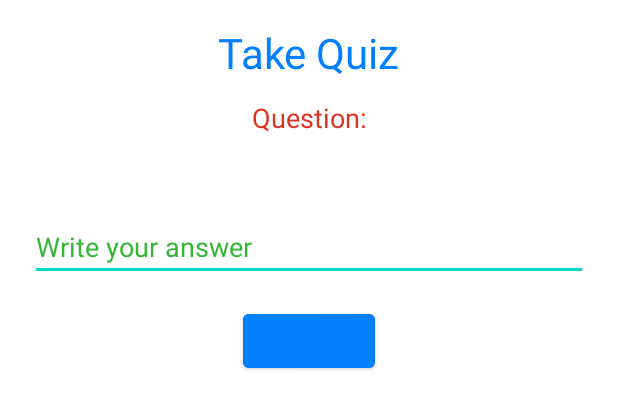
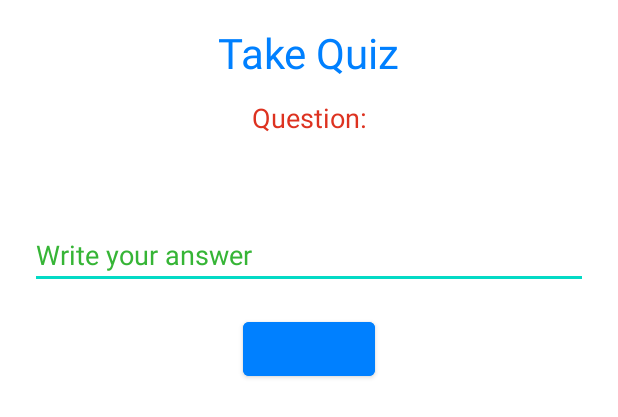
Before and after one commit to AlexanderVerse/ClientMakeQuizTakeQuiz, an Android app: the layout activity_take_quiz.xml on its own in the app's theme, with its tools: preview values and no code run, on a phone screen of 412 x 824 dp. Shown: the top 417 px of the screen. Run offline under Robolectric (Android 15) with nearby library versions, the phone set to English and light mode, and no system bars.

Commit message:
:hammer:Agrega número de pregunta
Para indicar al usuario en que número de pregunta se encuentra

```diff
--- a/app/src/main/java/com/example/makequiz/TakeQuiz.kt
+++ b/app/src/main/java/com/example/makequiz/TakeQuiz.kt
@@ -47,7 +47,7 @@ class TakeQuiz : AppCompatActivity()
         System.out.println("--->Answer:${answer}")
         totalQuestion = question?.split(",")?.size!!
         System.out.println("--->Total: $totalQuestion")
-        questionText?.text = question!!.split(",")[indexQuestion]
+        questionText?.text = "${indexAnswer + 1}: " + question!!.split(",")[indexQuestion]
         arrayAnswerUser = kotlin.Array(totalQuestion) { indice -> (indice + 1).toString() }
     }
 
@@ -60,7 +60,7 @@ class TakeQuiz : AppCompatActivity()
             if(indexQuestion < (totalQuestion - 1))
             {
                 ++indexQuestion
-                questionText?.text = question!!.split(",")[indexQuestion]
+                questionText?.text = "${indexAnswer + 1}: " + question!!.split(",")[indexQuestion]
             }
             else
             {
--- a/app/src/main/res/layout/activity_take_quiz.xml
+++ b/app/src/main/res/layout/activity_take_quiz.xml
@@ -48,6 +48,7 @@
         android:layout_marginStart="20dp"
         android:layout_marginTop="16dp"
         android:layout_marginEnd="20dp"
+        android:textSize="18sp"
         app:layout_constraintEnd_toEndOf="parent"
         app:layout_constraintStart_toStartOf="parent"
         app:layout_constraintTop_toBottomOf="@+id/textView2" />
```
